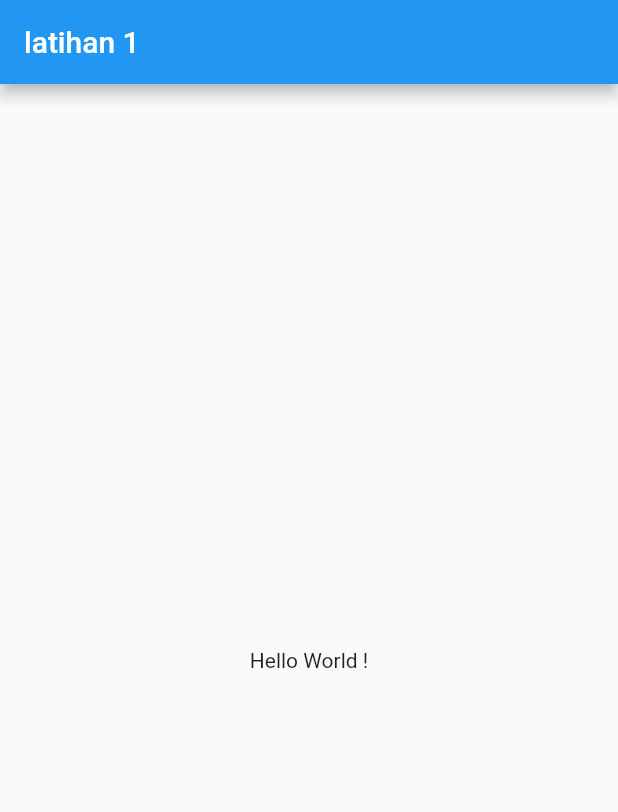
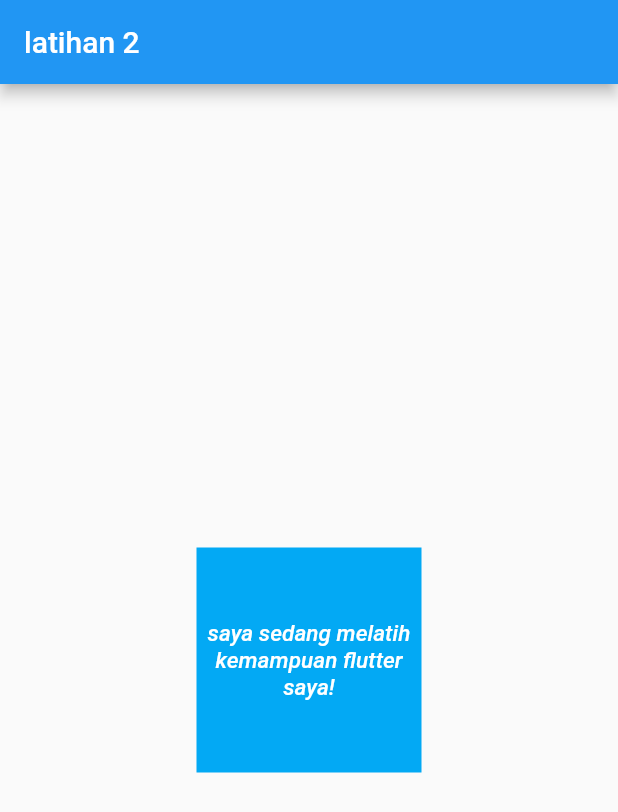
Before and after one commit to dodichakill/latihan_flutter_ku, a Flutter app: the screen it shows after launch, on a phone screen of 412 x 824 dp. Shown: the top 812 px of the screen. Run offline on Flutter 3.47's test engine with Material 2 defaults, Android fonts, the phone set to English and light mode, and no system bars.

Commit message:
latihan 2 - text widget

```diff
--- a/lib/main.dart
+++ b/lib/main.dart
@@ -1,29 +1,49 @@
-// latihan 1 - hello world
+// latihan 2 - Text widget
 
 import 'package:flutter/material.dart';
 
 void main() => runApp(MyApp());
 
 class MyApp extends StatelessWidget {
-
   @override
   Widget build(BuildContext context) {
     return MaterialApp(
       home: Scaffold(
-        appBar: AppBar(title: Text('latihan 1'),),
-        body: Center(child: Text("Hello World !")),
+        appBar: AppBar(
+          title: Text('latihan 2'),
+        ),
+        body: Center(
+            child: Container(
+                color: Colors.lightBlue,
+                width: 150,
+                height: 150,
+                child: Center(
+                    child: Text(
+                  "saya sedang melatih kemampuan flutter saya!",
+                  // maxLines: 2,
+                  // overflow: TextOverflow.fade,
+                  // softWrap: false,
+                  textAlign: TextAlign.center,
+                  style: TextStyle(
+                      color: Colors.white,
+                      fontStyle: FontStyle.italic,
+                      fontWeight: FontWeight.w500,
+                      fontSize: 15),
+
+                )))),
       ),
     );
   }
 }
 
-
 // penjelasan singkat
 // ----------------
-// untuk membuat sebuah class StatelessWidget secara emmet kita bisa mengetik stl lalu enter
-// untuk membuat sebuah class StatefulWidget secara emmet kita bisa mengetik stf lalu enter
-// sebuah method pada flutter disebut widget
-// Text() merupakan function (widget) untuk menampilkan teks
-// widget Scaffold() merupakan tampilan dasar aplikasi android yang memiliki setidaknya ada 2 bagian utama appbar dan body
-// appbar untuk aplikasi bar
-// body untuk body applikasi
+// untuk merefacor (merapihkan) kode yang terlalu panjang kita bisa menggunakan klik kanan pada kode yang panjang lalu pilih format document atau Shift+Alt+F atau bisa juga dengan menggunakan teknik tulis ulang titik koma (;)
+// widget Center() berfungsi untuk menengahkan konten
+
+// parameter :
+// - maxLines berfungsi untuk memberi batas maksimal baris teks yang ditampilkan
+// - overflow berfungsi untuk mengatur text yang sudah ditentukan batasnya, dan salah satu argumentnya yaitu TextOverflow.ellipsis berfungsi untuk memberi tanda ... untuk text yang melebihi batas, argument TextOverflow.clip untuk memaksa memotong teks yang melebihi batas, argument TextOverflow.fade untuk memberikan efek memudar pada teks yang melebihi batas
+// - softwrap berfungsi untuk memberi wrap, jika argumentnya false maka teksnya tidak akan terwrap (terbungkus) dan akan memotong sesuai ukuran letak teksnya
+// - textAlign berfungsi untuk mengatur tataletak teksnya, argumentnya: TextAlign.center berfungsi untuk menengahkan teks, TextAlign.right dan TextAlign.end untuk merata kanan-kan teks, TextAlign.left dan TextAlign.start untuk merata kriri-kan teks, TextAlign.justify untuk merata kanan-kiri kan teks,
+// - style berfungsi untuk mengatur gaya/styling teks, Argument: widget TextStyle() untuk mewarnai teks menjadi putihdapat berisi beberapa argumen : TextStyle(color: Colors.white, fontStyle: FontStyle.italic, fontWeight: FontWeight.w500, fontSize: 15) untuk memberikan warna teks putih, jenis fontnya italic, ketebalan fontnya 500, ukuran fontnya 15
```
